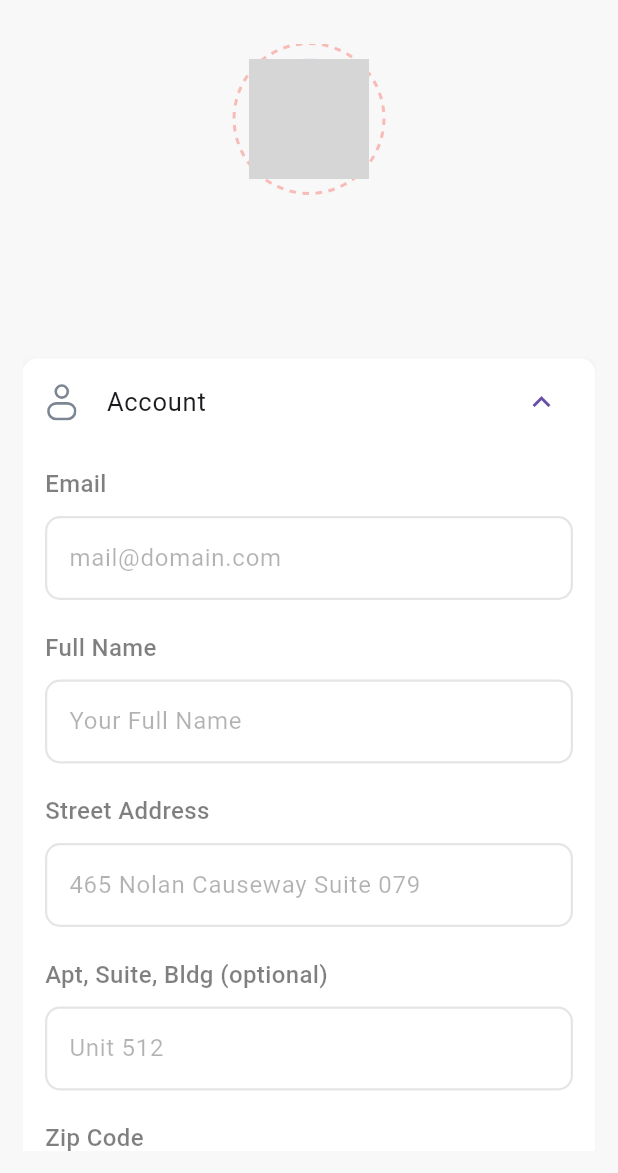
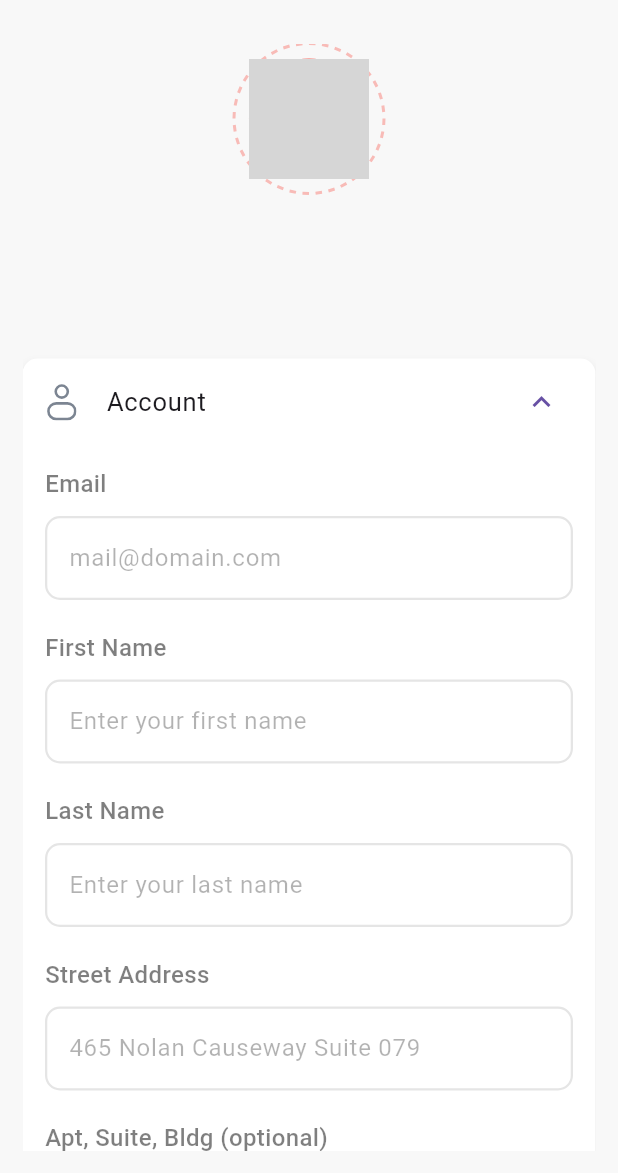
Before and after one commit to programmingwormhole/dokan, a Flutter app: the ProfileScreen screen opened directly, after a tap on "Account", on a phone screen of 412 x 824 dp, the part 63-1236 px from its top. Run offline on Flutter 3.47's test engine with Material 3 defaults, Android fonts, the phone set to English and light mode, and no system bars; our stand-ins replace flutter_svg, get, image_picker, shared_preferences; accounts and stored records are empty; network calls fail; grey boxes are pictures that could not be loaded.

Commit message:
Account Editing UI design complete

```diff
--- a/lib/controllers/profile_controller.dart
+++ b/lib/controllers/profile_controller.dart
@@ -1,5 +1,6 @@
 import 'package:dokan_multivendor/core/services/shared_services.dart';
 import 'package:dokan_multivendor/models/user_model.dart';
+import 'package:flutter/cupertino.dart';
 import 'package:get/get.dart';
 
 class ProfileController extends GetxController {
@@ -14,19 +15,35 @@ class ProfileController extends GetxController {
   // User data model
   var userModel = UserModel().obs;
 
+  // Global Key for form state
+  var accountKey = GlobalKey<FormState>();
+
+  // Get user inputs
+  RxString fName = RxString('');
+  RxString lName = RxString('');
+
   // Function to retrieve user data from local storage and set them to model
   Future<void> getUserData() async {
     final name = await SharedServices.getData(SetType.string, 'name');
     final email = await SharedServices.getData(SetType.string, 'email');
     const profilePicture =
-        'https://t4.ftcdn.net/jpg/03/64/21/11/360_F_364211147_1qgLVxv1Tcq0Ohz3FawUfrtONzz8nq3e.jpg';
+        'https://file.xunruicms.com/admin_html/assets/pages/media/profile/profile_user.jpg';
 
     userModel.value = UserModel(
-      name: name,
+      fName: name,
       email: email,
       profilePicture: profilePicture,
     );
 
     update();
   }
+
+
+  // Function to update user profile data (First Name & Last Name only)
+  Future<void> updateProfile () async {
+    if (accountKey.currentState!.validate()) {
+
+    }
+  }
+
 }
--- a/lib/global_widgets/custom_bottom_bar.dart
+++ b/lib/global_widgets/custom_bottom_bar.dart
@@ -15,9 +15,9 @@ class CustomBottomBar extends StatelessWidget {
       decoration: BoxDecoration(
         boxShadow: [
           BoxShadow(
-            color: AppColors.black.withOpacity(.13),
+            color: AppColors.black.withOpacity(.1),
             blurRadius: 5,
-            offset: const Offset(0, -4),
+            offset: const Offset(0, -3),
           ),
         ],
       ),
--- a/lib/global_widgets/custom_field.dart
+++ b/lib/global_widgets/custom_field.dart
@@ -17,6 +17,7 @@ class CustomField extends StatelessWidget {
   final void Function(String)? onChanged;
   final bool? isSecured;
   final FieldType? fieldType;
+  final bool? isRequired;
 
   const CustomField({
     super.key,
@@ -28,6 +29,7 @@ class CustomField extends StatelessWidget {
     this.onChanged,
     this.fieldType,
     this.labelText,
+    this.isRequired,
   });
 
   @override
@@ -53,6 +55,14 @@ class CustomField extends StatelessWidget {
               TextFormField(
                 onChanged: onChanged,
                 obscureText: isSecured ?? false,
+                validator: isRequired == true
+                    ? (String? value) {
+                        if (value!.isEmpty) {
+                          return "Field can't be empty";
+                        }
+                        return null;
+                      }
+                    : null,
                 decoration: InputDecoration(
                   filled: true,
                   fillColor: AppColors.white,
@@ -76,8 +86,8 @@ class CustomField extends StatelessWidget {
                   ),
                   errorBorder: OutlineInputBorder(
                     borderRadius: BorderRadius.circular(10),
-                    borderSide: BorderSide(
-                      color: Colors.red.withOpacity(.1),
+                    borderSide: const BorderSide(
+                      color: Colors.red,
                       width: 1.5,
                     ),
                   ),
--- a/lib/models/user_model.dart
+++ b/lib/models/user_model.dart
@@ -1,5 +1,6 @@
 class UserModel {
-  String? name;
+  String? fName;
+  String? lName;
   String? username;
   String? email;
   String? password;
@@ -7,7 +8,8 @@ class UserModel {
   String? profilePicture;
 
   UserModel({
-    this.name,
+    this.fName,
+    this.lName,
     this.username,
     this.email,
     this.password,
@@ -15,9 +17,11 @@ class UserModel {
     this.profilePicture,
   });
 
-  Map<String, String> toMap () => {
-    'username' : username ?? '',
-    'email' : email ?? '',
-    'password' : password ?? '',
-  };
+  Map<String, String> toMap() => {
+        'username': username ?? '',
+        'email': email ?? '',
+        'password': password ?? '',
+      };
+
+  String name() => '${fName ?? ''} ${lName ?? ''}';
 }
--- a/lib/views/home/home.dart
+++ b/lib/views/home/home.dart
@@ -43,7 +43,6 @@ class HomeScreen extends StatelessWidget {
           ),
         ),
       ),
-      extendBody: true,
     );
   }
 }
--- a/lib/views/navbar/navbar.dart
+++ b/lib/views/navbar/navbar.dart
@@ -17,7 +17,7 @@ class NavBarView extends StatelessWidget {
         body: controller.screens[controller.currentIndex.value],
         floatingActionButton: const CustomFloatingButton(),
         floatingActionButtonLocation: FloatingActionButtonLocation.centerDocked,
-        extendBody: true,
+        extendBody: controller.currentIndex.value == 0,
         bottomNavigationBar: const CustomBottomBar(),
       ),
     );
--- a/lib/views/profile/profile.dart
+++ b/lib/views/profile/profile.dart
@@ -19,8 +19,6 @@ class ProfileScreen extends StatelessWidget {
   @override
   Widget build(BuildContext context) {
     final auth = Get.put(AuthController());
-    final controller = Get.put(ProfileController());
-
     return Scaffold(
       appBar: const CustomAppBar(
         title: 'My Account',
--- a/lib/views/profile/widgets/account_fields_section.dart
+++ b/lib/views/profile/widgets/account_fields_section.dart
@@ -12,7 +12,6 @@ class AccountFieldsSection extends StatelessWidget {
 
   @override
   Widget build(BuildContext context) {
-
     final controller = Get.put(ProfileController());
 
     return Column(
@@ -23,10 +22,26 @@ class AccountFieldsSection extends StatelessWidget {
           labelText: 'Email',
           hintText: 'mail@domain.com',
         ),
-        const CustomField(
-          fieldType: FieldType.border,
-          labelText: 'Full Name',
-          hintText: 'Your Full Name',
+        Form(
+          key: controller.accountKey,
+          child: Column(
+            children: [
+              CustomField(
+                fieldType: FieldType.border,
+                labelText: 'First Name',
+                hintText: 'Enter your first name',
+                isRequired: true,
+                onChanged: (value) => controller.fName.value = value,
+              ),
+              CustomField(
+                fieldType: FieldType.border,
+                labelText: 'Last Name',
+                hintText: 'Enter your last name',
+                isRequired: true,
+                onChanged: (value) => controller.lName.value = value,
+              ),
+            ],
+          ),
         ),
         const CustomField(
           fieldType: FieldType.border,
@@ -53,8 +68,7 @@ class AccountFieldsSection extends StatelessWidget {
               child: CustomButton(
                 buttonType: ButtonType.border,
                 label: 'Cancel',
-                onTap: () {
-                },
+                onTap: () {},
               ),
             ),
             const SizedBox(width: 20),
@@ -62,11 +76,7 @@ class AccountFieldsSection extends StatelessWidget {
               child: CustomButton(
                 backgroundColor: AppColors.secondary,
                 label: 'Save',
-                onTap: () {
-                  {
-                    Get.back();
-                  }
-                },
+                onTap: () => controller.updateProfile(),
               ),
             ),
           ],
--- a/lib/views/profile/widgets/profile_details_section.dart
+++ b/lib/views/profile/widgets/profile_details_section.dart
@@ -26,9 +26,13 @@ class ProfileDetailsSection extends StatelessWidget {
                 ),
                 padding: const EdgeInsets.all(10),
                 child: CircleAvatar(
-                  backgroundImage: NetworkImage(
-                    controller.userModel.value.profilePicture ?? '',
-                  ),
+                  backgroundColor: AppColors.primary,
+                  backgroundImage:
+                      controller.userModel.value.profilePicture == null
+                          ? null
+                          : NetworkImage(
+                              controller.userModel.value.profilePicture!,
+                            ),
                 ),
               ),
             ),
@@ -36,13 +40,15 @@ class ProfileDetailsSection extends StatelessWidget {
           const SizedBox(
             height: 20,
           ),
-          Text(controller.userModel.value.name ?? 'Loading...',
+          Text(
+            controller.userModel.value.name(),
             style: const TextStyle(
               fontWeight: FontWeight.w900,
               fontSize: 24,
             ),
           ),
-          Text(controller.userModel.value.email ?? 'Loading...',
+          Text(
+            controller.userModel.value.email ?? 'Loading...',
             style: TextStyle(
               color: AppColors.black.withOpacity(.5),
               fontSize: 18,
```
Also changed, not shown: lib/controllers/navbar_controller.dart (+4 -8 lines), lib/global_widgets/custom_floating_button.dart (+6 -1 lines), lib/views/cart/cart.dart (added, +16 -0 lines), lib/views/categories/categories.dart (added, +16 -0 lines), 6 other files.
